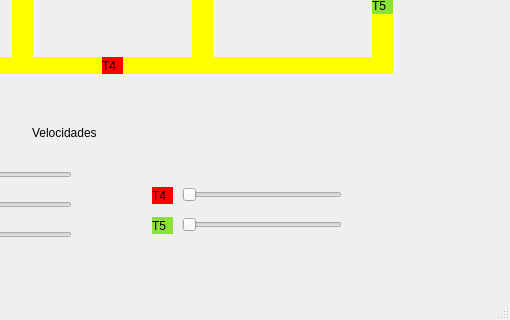
The window that mainwindow.ui (TwoDotS2/s_o-trabalho_02-trens) describes before a commit, drawn with Qt 5; both pictures show x 338 to 848 and y 310 to 630 of the 848 by 630 pixel window.
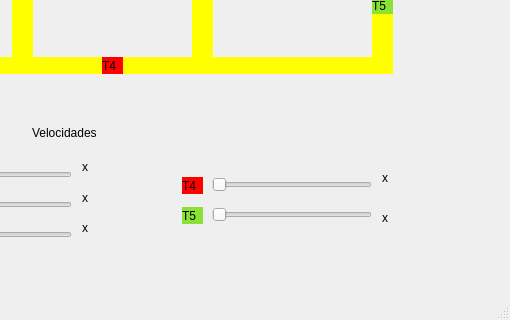
The same window after the commit.

Commit message: testando alteração da velocidade com slider

Patch:
```diff
--- a/mainwindow.ui
+++ b/mainwindow.ui
@@ -328,12 +328,15 @@
    <widget class="QSlider" name="velociade_trem4">
     <property name="geometry">
      <rect>
-      <x>520</x>
-      <y>480</y>
+      <x>550</x>
+      <y>470</y>
       <width>160</width>
       <height>16</height>
      </rect>
     </property>
+    <property name="maximum">
+     <number>200</number>
+    </property>
     <property name="orientation">
      <enum>Qt::Horizontal</enum>
     </property>
@@ -341,12 +344,15 @@
    <widget class="QSlider" name="velociade_trem5">
     <property name="geometry">
      <rect>
-      <x>520</x>
-      <y>510</y>
+      <x>550</x>
+      <y>500</y>
       <width>160</width>
       <height>16</height>
      </rect>
     </property>
+    <property name="maximum">
+     <number>200</number>
+    </property>
     <property name="orientation">
      <enum>Qt::Horizontal</enum>
     </property>
@@ -418,8 +424,8 @@
    <widget class="QLabel" name="label_desc_trem4">
     <property name="geometry">
      <rect>
-      <x>490</x>
-      <y>480</y>
+      <x>520</x>
+      <y>470</y>
       <width>21</width>
       <height>17</height>
      </rect>
@@ -434,8 +440,8 @@
    <widget class="QLabel" name="label_desc_trem5">
     <property name="geometry">
      <rect>
-      <x>490</x>
-      <y>510</y>
+      <x>520</x>
+      <y>500</y>
       <width>21</width>
       <height>17</height>
      </rect>
@@ -533,6 +539,86 @@
      <string/>
     </property>
    </widget>
+   <widget class="QLabel" name="label_vel_trem1">
+    <property name="geometry">
+     <rect>
+      <x>420</x>
+      <y>450</y>
+      <width>16</width>
+      <height>20</height>
+     </rect>
+    </property>
+    <property name="styleSheet">
+     <string notr="true"/>
+    </property>
+    <property name="text">
+     <string>x</string>
+    </property>
+   </widget>
+   <widget class="QLabel" name="label_vel_trem2">
+    <property name="geometry">
+     <rect>
+      <x>420</x>
+      <y>480</y>
+      <width>16</width>
+      <height>21</height>
+     </rect>
+    </property>
+    <property name="styleSheet">
+     <string notr="true"/>
+    </property>
+    <property name="text">
+     <string>x</string>
+    </property>
+   </widget>
+   <widget class="QLabel" name="label_vel_trem3">
+    <property name="geometry">
+     <rect>
+      <x>420</x>
+      <y>510</y>
+      <width>16</width>
+      <height>21</height>
+     </rect>
+    </property>
+    <property name="styleSheet">
+     <string notr="true"/>
+    </property>
+    <property name="text">
+     <string>x</string>
+    </property>
+   </widget>
+   <widget class="QLabel" name="label_vel_trem4">
+    <property name="geometry">
+     <rect>
+      <x>720</x>
+      <y>460</y>
+      <width>16</width>
+      <height>21</height>
+     </rect>
+    </property>
+    <property name="styleSheet">
+     <string notr="true"/>
+    </property>
+    <property name="text">
+     <string>x</string>
+    </property>
+   </widget>
+   <widget class="QLabel" name="label_vel_trem5">
+    <property name="geometry">
+     <rect>
+      <x>720</x>
+      <y>500</y>
+      <width>16</width>
+      <height>21</height>
+     </rect>
+    </property>
+    <property name="styleSheet">
+     <string notr="true"/>
+    </property>
+    <property name="text">
+     <string>x</string>
+    </property>
+   </widget>
    <zorder>label_trilho_horizontal_1</zorder>
    <zorder>label_trilho_vertical_1</zorder>
    <zorder>label_trilho_horizontal_2</zorder>
```
Left out of the diff: 34 changed lines with no effect on the pictures. The commit also changes 4 other files.
